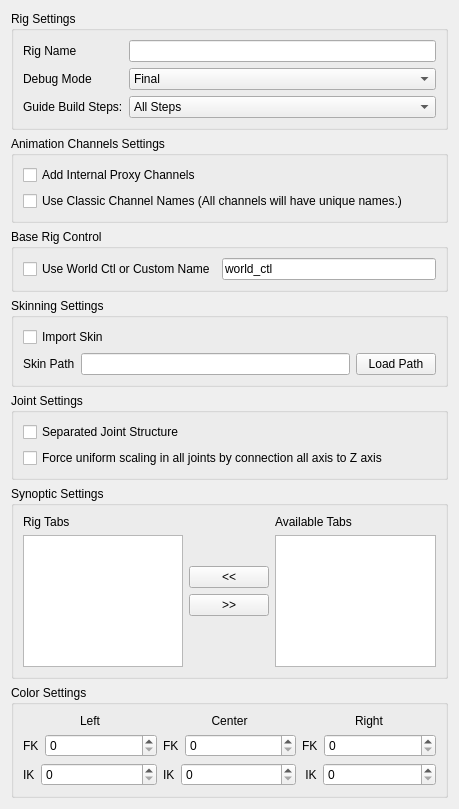
The window that scripts/mgear/shifter/guide_ui.ui (mgear-dev/shifter) describes before a commit, drawn with Qt 5.
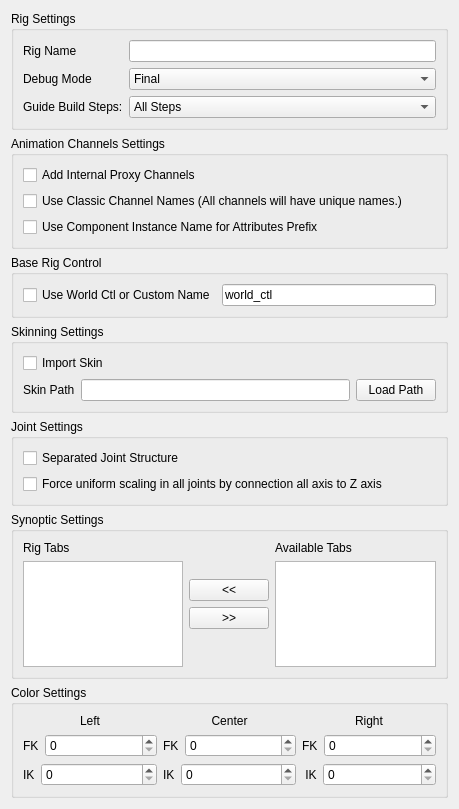
The same window after the commit.

Commit message: attributes naming using component short name not component type name Closes #95

The edit to the form file:
```diff
--- a/scripts/mgear/shifter/guide_ui.ui
+++ b/scripts/mgear/shifter/guide_ui.ui
@@ -516,6 +516,16 @@
         </property>
        </widget>
       </item>
+      <item row="2" column="0">
+       <widget class="QCheckBox" name="attrPrefix_checkBox">
+        <property name="toolTip">
+         <string>&lt;html&gt;&lt;head/&gt;&lt;body&gt;&lt;p&gt;If this option is checked. The attribute prefix will use the &lt;span style=&quot; font-style:italic; text-decoration: underline;&quot;&gt;component instance name&lt;/span&gt; and not the &lt;span style=&quot; font-style:italic; text-decoration: underline;&quot;&gt;component type name&lt;/span&gt;.&lt;/p&gt;&lt;p&gt;For example, if the &amp;quot;&lt;span style=&quot; font-weight:600;&quot;&gt;arm_2jnt_01&lt;/span&gt;&amp;quot; component is used and the Classic Channel Names option is unchecked. The name of the IK/FK blend will be &amp;quot;&lt;span style=&quot; font-weight:600;&quot;&gt;arm_blend&lt;/span&gt;&amp;quot; &lt;/p&gt;&lt;p&gt;This will match the default name of the &lt;span style=&quot; font-style:italic; text-decoration: underline;&quot;&gt;component type&lt;/span&gt; &amp;quot;&lt;span style=&quot; font-weight:600;&quot;&gt;arm&lt;/span&gt;&amp;quot; but if we change the name of the &lt;span style=&quot; font-style:italic; text-decoration: underline;&quot;&gt;component instance&lt;/span&gt; for other: for example &amp;quot;&lt;span style=&quot; font-weight:600;&quot;&gt;limb&lt;/span&gt;&amp;quot; the attribute name will not change.&lt;/p&gt;&lt;p&gt;With this option checked the attribute name will match the &lt;span style=&quot; font-style:italic; text-decoration: underline;&quot;&gt;component instance name&lt;/span&gt; &amp;quot;&lt;span style=&quot; font-weight:600;&quot;&gt;limb&lt;/span&gt;&amp;quot; so the name of the attribute will be &amp;quot;&lt;span style=&quot; font-weight:600;&quot;&gt;limb_blend&lt;/span&gt;&amp;quot; and not the component type name.&lt;/p&gt;&lt;p&gt;this will also affect the way that the attributes are shared when we have a shared UI host.&lt;/p&gt;&lt;/body&gt;&lt;/html&gt;</string>
+        </property>
+        <property name="text">
+         <string>Use Component Instance Name for Attributes Prefix</string>
+        </property>
+       </widget>
+      </item>
      </layout>
     </widget>
    </item>
```
The commit also changes 3 other files.
